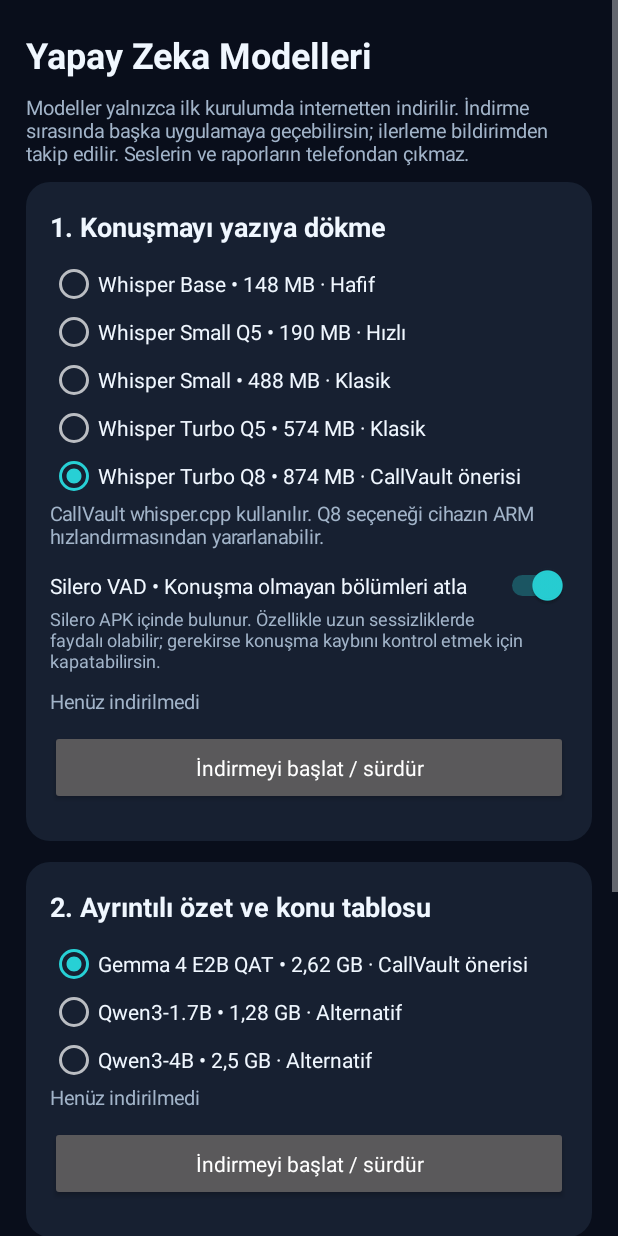
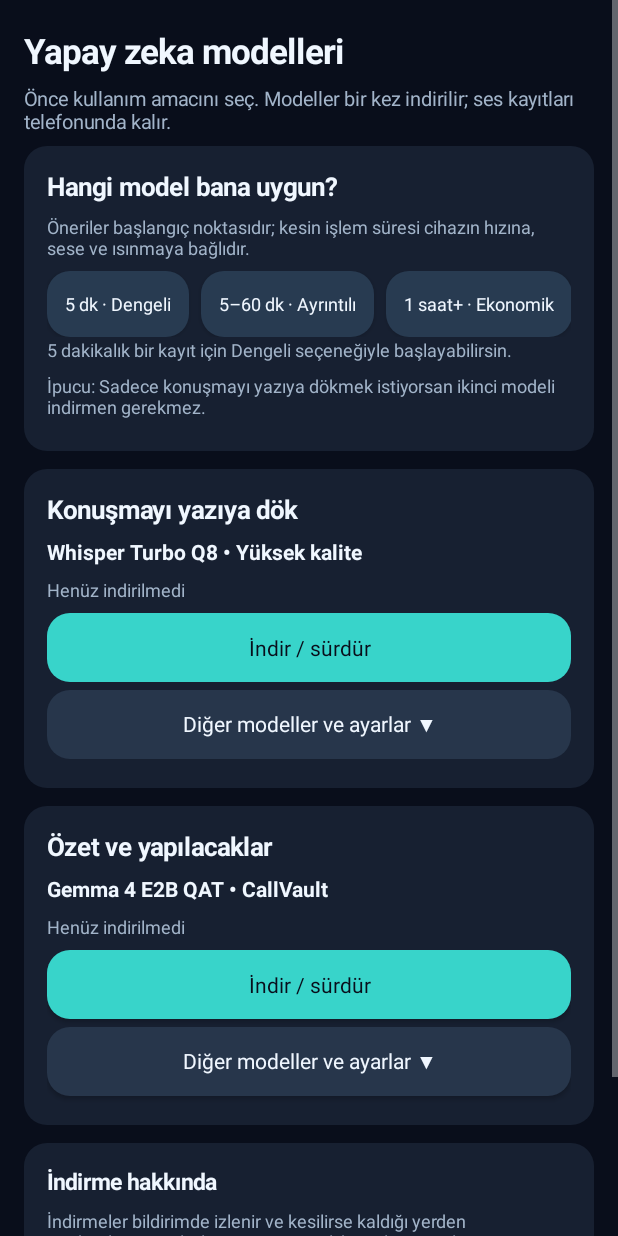
Before and after one commit to numandegirmenci/gunizi-android, an Android app: the ModelSettingsActivity screen opened directly, with no data from a screen before it, on a phone screen of 412 x 824 dp. Run offline under Robolectric (Android 15) with nearby library versions, the phone set to English and light mode, and no system bars; network calls fail.

Commit message:
Redesign AI model settings around duration presets and compact advanced selection

```diff
--- a/app/src/main/java/com/gunizi/app/ModelSettingsActivity.java
+++ b/app/src/main/java/com/gunizi/app/ModelSettingsActivity.java
@@ -5,163 +5,221 @@ import android.content.*;
 import android.graphics.Typeface;
 import android.graphics.drawable.GradientDrawable;
 import android.os.*;
-import android.view.View;
+import android.view.*;
 import android.widget.*;
 import androidx.work.*;
 import java.io.File;
 import java.util.List;
 
-/** Single, explicit place to select and download offline AI models. */
+/** Compact, task-first offline AI model selection. Downloads remain explicit. */
 public final class ModelSettingsActivity extends Activity {
     private static final int BG=0xff090e1b,PANEL=0xff172031,WHITE=0xfff0f7ff,
         MUTED=0xffa2b4c9,CYAN=0xff38d4ca;
     private final Handler handler=new Handler(Looper.getMainLooper());
     private final Runnable heartbeat=new Runnable(){
-        @Override public void run(){refresh();handler.postDelayed(this,2500);}
+        @Override public void run(){refresh();handler.postDelayed(this,3500);}
     };
-    private TextView whisperStatus,qwenStatus;
+    private TextView whisperStatus,qwenStatus,selectedSpeech,selectedSummary,presetHint;
     private Button whisperButton,qwenButton;
+    private RadioGroup speechChoices,summaryChoices;
     private AnalysisPreferences analysis;
     private Prefs preferences;
     private int dp(int v){return Math.round(v*getResources().getDisplayMetrics().density);}
-    private GradientDrawable panel(){
-        GradientDrawable d=new GradientDrawable();d.setColor(PANEL);d.setCornerRadius(dp(16));return d;
+    private GradientDrawable shape(int color){
+        GradientDrawable d=new GradientDrawable();d.setColor(color);d.setCornerRadius(dp(15));return d;
     }
-    private TextView text(LinearLayout root,String title,int size,boolean bold){
-        TextView t=new TextView(this);t.setText(title);t.setTextColor(bold?WHITE:MUTED);
-        t.setTextSize(size);if(bold)t.setTypeface(Typeface.DEFAULT,Typeface.BOLD);
-        LinearLayout.LayoutParams params=new LinearLayout.LayoutParams(-1,-2);
-        params.bottomMargin=dp(10);root.addView(t,params);return t;
+    private TextView text(LinearLayout root,String value,int size,boolean strong){
+        TextView t=new TextView(this);t.setText(value);t.setTextSize(size);
+        t.setTextColor(strong?WHITE:MUTED);
+        if(strong)t.setTypeface(Typeface.DEFAULT,Typeface.BOLD);
+        LinearLayout.LayoutParams p=new LinearLayout.LayoutParams(-1,-2);
+        p.bottomMargin=dp(7);root.addView(t,p);return t;
     }
-    private LinearLayout card(LinearLayout root){
+    private LinearLayout card(LinearLayout parent){
         LinearLayout c=new LinearLayout(this);c.setOrientation(LinearLayout.VERTICAL);
-        c.setBackground(panel());c.setPadding(dp(16),dp(17),dp(16),dp(16));
-        LinearLayout.LayoutParams p=new LinearLayout.LayoutParams(-1,-2);p.bottomMargin=dp(14);
-        root.addView(c,p);return c;
+        c.setPadding(dp(15),dp(15),dp(15),dp(14));c.setBackground(shape(PANEL));
+        LinearLayout.LayoutParams p=new LinearLayout.LayoutParams(-1,-2);
+        p.bottomMargin=dp(12);parent.addView(c,p);return c;
     }
-    private Button button(LinearLayout root,String label){
-        Button b=new Button(this);b.setText(label);b.setAllCaps(false);
-        LinearLayout.LayoutParams p=new LinearLayout.LayoutParams(-1,dp(50));
-        p.bottomMargin=dp(8);root.addView(b,p);return b;
+    private Button button(LinearLayout root,String title,boolean primary){
+        Button b=new Button(this);b.setText(title);b.setAllCaps(false);b.setTextSize(14);
+        b.setTextColor(primary?BG:WHITE);b.setBackground(shape(primary?CYAN:0xff27364b));
+        LinearLayout.LayoutParams p=new LinearLayout.LayoutParams(-1,dp(46));
+        p.bottomMargin=dp(5);root.addView(b,p);return b;
+    }
+    private Button chip(LinearLayout root,String title){
+        Button b=new Button(this);b.setText(title);b.setAllCaps(false);
+        b.setTextSize(12);b.setTextColor(WHITE);b.setBackground(shape(0xff283b51));
+        LinearLayout.LayoutParams p=new LinearLayout.LayoutParams(-2,dp(44));
+        p.rightMargin=dp(8);root.addView(b,p);return b;
+    }
+    private RadioButton option(RadioGroup group,String title){
+        RadioButton b=new RadioButton(this);b.setId(View.generateViewId());
+        b.setText(title);b.setTextColor(WHITE);b.setTextSize(14);
+        b.setPadding(0,dp(3),0,dp(3));group.addView(b);return b;
+    }
+    private void toggle(LinearLayout panel,Button trigger){
+        boolean open=panel.getVisibility()!=View.VISIBLE;
+        panel.setVisibility(open?View.VISIBLE:View.GONE);
+        trigger.setText(open?"Diğer modelleri gizle ▲":"Diğer modeller ve ayarlar ▼");
+    }
+    private void select(String speech,String summary,String help){
+        analysis.speechModel(speech);preferences.aiModel(summary);
+        presetHint.setText(help);
+        updateChoiceChecks();
+        refresh();
     }
     @Override public void onCreate(Bundle state){
         super.onCreate(state);
         analysis=new AnalysisPreferences(this);preferences=new Prefs(this);
-        ScrollView scroll=new ScrollView(this);scroll.setBackgroundColor(BG);
-        LinearLayout root=new LinearLayout(this);root.setPadding(dp(17),dp(20),dp(17),dp(30));
-        root.setOrientation(LinearLayout.VERTICAL);scroll.addView(root);setContentView(scroll);
-        text(root,"Yapay Zeka Modelleri",24,true);
-        text(root,"Modeller yalnızca ilk kurulumda internetten indirilir. "
-            +"İndirme sırasında başka uygulamaya geçebilirsin; ilerleme bildirimden takip edilir. "
-            +"Seslerin ve raporların telefondan çıkmaz.",13,false);
+        ScrollView scroll=new ScrollView(this);scroll.setFillViewport(true);
+        scroll.setBackgroundColor(BG);
+        LinearLayout root=new LinearLayout(this);root.setOrientation(LinearLayout.VERTICAL);
+        root.setPadding(dp(16),dp(18),dp(16),dp(25));
+        scroll.addView(root);setContentView(scroll);
+
+        text(root,"Yapay zeka modelleri",23,true);
+        text(root,"Önce kullanım amacını seç. Modeller bir kez indirilir; ses kayıtları telefonunda kalır.",13,false);
+
+        LinearLayout adviser=card(root);
+        text(adviser,"Hangi model bana uygun?",17,true);
+        text(adviser,"Öneriler başlangıç noktasıdır; kesin işlem süresi cihazın hızına, sese ve ısınmaya bağlıdır.",12,false);
+        HorizontalScrollView horizontal=new HorizontalScrollView(this);
+        horizontal.setHorizontalScrollBarEnabled(false);
+        LinearLayout chips=new LinearLayout(this);chips.setOrientation(LinearLayout.HORIZONTAL);
+        horizontal.addView(chips);adviser.addView(horizontal);
+        presetHint=text(adviser,"5 dakikalık bir kayıt için Dengeli seçeneğiyle başlayabilirsin.",12,false);
+        Button quick=chip(chips,"5 dk · Dengeli");
+        quick.setOnClickListener(v->select(AiModelStore.WHISPER_Q5,AiModelStore.QWEN,
+            "Kısa kayıtlar için daha hafif indirme ve bellek kullanımı. Önce metni kontrol et."));
+        Button clear=chip(chips,"5–60 dk · Ayrıntılı");
+        clear.setOnClickListener(v->select(AiModelStore.WHISPER_TURBO_Q8,AiModelStore.GEMMA,
+            "Daha ayrıntılı döküm ve rapor denemek için. Büyük modeller daha fazla bellek ve zaman isteyebilir."));
+        Button longAudio=chip(chips,"1 saat+ · Ekonomik");
+        longAudio.setOnClickListener(v->select(AiModelStore.WHISPER_Q5,AiModelStore.QWEN,
+            "Uzun kayıtları parçalara bölerek, daha az yer kaplayan modellerle denemek için. Şarj önerilir."));
+        text(adviser,"İpucu: Sadece konuşmayı yazıya dökmek istiyorsan ikinci modeli indirmen gerekmez.",12,false);
+
         LinearLayout speech=card(root);
-        text(speech,"1. Konuşmayı yazıya dökme",18,true);
-        RadioGroup speechChoices=new RadioGroup(this);speechChoices.setOrientation(RadioGroup.VERTICAL);
-        RadioButton base=new RadioButton(this),small=new RadioButton(this),
-            compact=new RadioButton(this),turbo=new RadioButton(this),
-            turboQ8=new RadioButton(this);
-        base.setId(View.generateViewId());small.setId(View.generateViewId());
-        compact.setId(View.generateViewId());turbo.setId(View.generateViewId());
-        turboQ8.setId(View.generateViewId());
-        base.setText("Whisper Base • 148 MB · Hafif");
-        compact.setText("Whisper Small Q5 • 190 MB · Hızlı");
-        small.setText("Whisper Small • 488 MB · Klasik");
-        turbo.setText("Whisper Turbo Q5 • 574 MB · Klasik");
-        turboQ8.setText("Whisper Turbo Q8 • 874 MB · CallVault önerisi");
-        for(RadioButton item:new RadioButton[]{base,compact,small,turbo,turboQ8}){
-            item.setTextColor(WHITE);speechChoices.addView(item);
-        }
-        speech.addView(speechChoices);
-        String chosenSpeech=analysis.speechModel();
-        speechChoices.check(AiModelStore.WHISPER_TURBO_Q8.equals(chosenSpeech)?
-            turboQ8.getId():AiModelStore.WHISPER_TURBO.equals(chosenSpeech)?
-            turbo.getId():AiModelStore.WHISPER_Q5.equals(chosenSpeech)?
-            compact.getId():AiModelStore.WHISPER.equals(chosenSpeech)?
-            small.getId():base.getId());
-        speechChoices.setOnCheckedChangeListener((group,checked)->{
-            analysis.speechModel(checked==turboQ8.getId()?AiModelStore.WHISPER_TURBO_Q8:
-                checked==turbo.getId()?AiModelStore.WHISPER_TURBO:
-                checked==compact.getId()?AiModelStore.WHISPER_Q5:
-                checked==small.getId()?AiModelStore.WHISPER:AiModelStore.WHISPER_BASE);
+        text(speech,"Konuşmayı yazıya dök",17,true);
+        selectedSpeech=text(speech,"Seçilen konuşma modeli",14,true);
+        whisperStatus=text(speech,"Kontrol ediliyor…",12,false);
+        whisperButton=button(speech,"Modeli indir",true);
+        whisperButton.setOnClickListener(v->confirm(analysis.speechModel()));
+        Button speechMore=button(speech,"Diğer modeller ve ayarlar ▼",false);
+        LinearLayout speechAdvanced=new LinearLayout(this);
+        speechAdvanced.setOrientation(LinearLayout.VERTICAL);
+        speechAdvanced.setVisibility(View.GONE);speech.addView(speechAdvanced);
+        text(speechAdvanced,"Konuşma modeli seçimi",13,true);
+        speechChoices=new RadioGroup(this);speechChoices.setOrientation(RadioGroup.VERTICAL);
+        RadioButton base=option(speechChoices,"Base · 148 MB · Deneme / hafif");
+        RadioButton smallQ5=option(speechChoices,"Small Q5 · 190 MB · Dengeli");
+        RadioButton small=option(speechChoices,"Small · 488 MB · Klasik");
+        RadioButton turboQ5=option(speechChoices,"Turbo Q5 · 574 MB · Ayrıntılı");
+        RadioButton turboQ8=option(speechChoices,"Turbo Q8 · 874 MB · Ayrıntılı / yüksek bellek");
+        speechAdvanced.addView(speechChoices);
+        speechChoices.setOnCheckedChangeListener((group,id)->{
+            analysis.speechModel(id==turboQ8.getId()?AiModelStore.WHISPER_TURBO_Q8:
+                id==turboQ5.getId()?AiModelStore.WHISPER_TURBO:
+                id==smallQ5.getId()?AiModelStore.WHISPER_Q5:
+                id==small.getId()?AiModelStore.WHISPER:AiModelStore.WHISPER_BASE);
             refresh();
         });
-        text(speech,"CallVault whisper.cpp kullanılır. Q8 seçeneği cihazın ARM hızlandırmasından yararlanabilir.",13,false);
-        Switch vad=new Switch(this);
-        vad.setText("Silero VAD • Konuşma olmayan bölümleri atla");
-        vad.setTextColor(WHITE);
+        Switch vad=new Switch(this);vad.setText("Sessiz bölümleri otomatik atla");
+        vad.setTextColor(WHITE);vad.setTextSize(14);
         vad.setChecked(getSharedPreferences("gunizi",MODE_PRIVATE)
             .getBoolean("aiSileroVad",true));
-        vad.setOnCheckedChangeListener((v,checked)->
+        vad.setOnCheckedChangeListener((view,checked)->
             getSharedPreferences("gunizi",MODE_PRIVATE).edit()
                 .putBoolean("aiSileroVad",checked).apply());
-        speech.addView(vad);
-        text(speech,"Silero APK içinde bulunur. Özellikle uzun sessizliklerde faydalı olabilir; "+
-            "gerekirse konuşma kaybını kontrol etmek için kapatabilirsin.",12,false);
-        whisperStatus=text(speech,"Hazırlanıyor…",13,false);
-        whisperButton=button(speech,"Konuşma modelini indir");
-        whisperButton.setOnClickListener(v->confirm(analysis.speechModel()));
-        LinearLayout language=card(root);
-        text(language,"2. Ayrıntılı özet ve konu tablosu",18,true);
-        RadioGroup choices=new RadioGroup(this);choices.setOrientation(RadioGroup.VERTICAL);
-        RadioButton compactSummary=new RadioButton(this),
-            strong=new RadioButton(this),gemma=new RadioButton(this);
-        compactSummary.setId(View.generateViewId());
-        strong.setId(View.generateViewId());gemma.setId(View.generateViewId());
-        gemma.setText("Gemma 4 E2B QAT • 2,62 GB · CallVault önerisi");
-        compactSummary.setText("Qwen3-1.7B • 1,28 GB · Alternatif");
-        strong.setText("Qwen3-4B • 2,5 GB · Alternatif");
-        for(RadioButton item:new RadioButton[]{gemma,compactSummary,strong}){
-            item.setTextColor(WHITE);choices.addView(item);
-        }
-        language.addView(choices);
-        choices.check(AiModelStore.QWEN4.equals(preferences.aiModel())?
-            strong.getId():AiModelStore.QWEN.equals(preferences.aiModel())?
-            compactSummary.getId():gemma.getId());
-        choices.setOnCheckedChangeListener((group,checked)->{
-            preferences.aiModel(checked==strong.getId()?AiModelStore.QWEN4:
-                checked==compactSummary.getId()?AiModelStore.QWEN:AiModelStore.GEMMA);
+        speechAdvanced.addView(vad);
+        text(speechAdvanced,"Uzun sessizliklerde yardımcı olabilir. Konuşma atlandığını düşünürsen kapatıp yeniden dene.",12,false);
+        speechMore.setOnClickListener(v->toggle(speechAdvanced,speechMore));
+
+        LinearLayout summary=card(root);
+        text(summary,"Özet ve yapılacaklar",17,true);
+        selectedSummary=text(summary,"Seçilen özet modeli",14,true);
+        qwenStatus=text(summary,"Kontrol ediliyor…",12,false);
+        qwenButton=button(summary,"Modeli indir",true);
+        qwenButton.setOnClickListener(v->confirm(preferences.aiModel()));
+        Button summaryMore=button(summary,"Diğer modeller ve ayarlar ▼",false);
+        LinearLayout summaryAdvanced=new LinearLayout(this);
+        summaryAdvanced.setOrientation(LinearLayout.VERTICAL);
+        summaryAdvanced.setVisibility(View.GONE);summary.addView(summaryAdvanced);
+        text(summaryAdvanced,"Özet modeli seçimi",13,true);
+        summaryChoices=new RadioGroup(this);summaryChoices.setOrientation(RadioGroup.VERTICAL);
+        RadioButton qwen=option(summaryChoices,"Qwen3 1.7B · 1,28 GB · Hafif");
+        RadioButton gemma=option(summaryChoices,"Gemma 4 E2B · 2,62 GB · Ayrıntılı");
+        RadioButton qwen4=option(summaryChoices,"Qwen3 4B · 2,5 GB · Alternatif");
+        summaryAdvanced.addView(summaryChoices);
+        summaryChoices.setOnCheckedChangeListener((group,id)->{
+            preferences.aiModel(id==qwen4.getId()?AiModelStore.QWEN4:
+                id==qwen.getId()?AiModelStore.QWEN:AiModelStore.GEMMA);
             refresh();
         });
-        qwenStatus=text(language,"Hazırlanıyor…",13,false);
-        qwenButton=button(language,"Özet modelini indir");
-        qwenButton.setOnClickListener(v->confirm(preferences.aiModel()));
-        LinearLayout help=card(root);
-        text(help,"İndirme ve pil",17,true);
-        text(help,"• İndirilen kısmı kaybolmaz: bağlantı kesilirse devam etmeyi dener.\n"
-            +"• Büyük indirmelerde yeterli boş alan ve mümkünse Wi-Fi kullan.\n"
-            +"• İndirme, konuşma çözümleme veya günlük rapor oluşturma işlemi değildir.\n"
-            +"• İndirme sırasında bildirimleri kapatma; Android kısıtlamaları işleri geciktirebilir.",13,false);
-        Button refresh=button(help,"İndirme durumunu yenile");
-        refresh.setOnClickListener(v->refresh());
+        summaryMore.setOnClickListener(v->toggle(summaryAdvanced,summaryMore));
+
+        LinearLayout foot=card(root);
+        text(foot,"İndirme hakkında",15,true);
+        text(foot,"İndirmeler bildirimde izlenir ve kesilirse kaldığı yerden sürdürülmeye çalışılır. Wi-Fi ve yeterli boş alan önerilir.",12,false);
+        button(foot,"Durumu yenile",false).setOnClickListener(v->refresh());
+        // Restore selections after wiring listeners. Neither preset nor screen opening starts a download.
+        String s=analysis.speechModel(),m=preferences.aiModel();
+        speechChoices.check(AiModelStore.WHISPER_TURBO_Q8.equals(s)?turboQ8.getId():
+            AiModelStore.WHISPER_TURBO.equals(s)?turboQ5.getId():
+            AiModelStore.WHISPER_Q5.equals(s)?smallQ5.getId():
+            AiModelStore.WHISPER.equals(s)?small.getId():base.getId());
+        summaryChoices.check(AiModelStore.QWEN4.equals(m)?qwen4.getId():
+            AiModelStore.QWEN.equals(m)?qwen.getId():gemma.getId());
         refresh();
+    }
+    private void updateChoiceChecks(){
+        // Presets update the stored choices; recreate checked state without navigation.
+        if(speechChoices!=null){
+            String s=analysis.speechModel();
+            for(int i=0;i<speechChoices.getChildCount();i++){
+                RadioButton b=(RadioButton)speechChoices.getChildAt(i);
+                String name=b.getText().toString();
+                if((AiModelStore.WHISPER_Q5.equals(s)&&name.startsWith("Small Q5"))||
+                   (AiModelStore.WHISPER_TURBO_Q8.equals(s)&&name.startsWith("Turbo Q8")))
+                    speechChoices.check(b.getId());
+            }
+        }
+        if(summaryChoices!=null){
+            String s=preferences.aiModel();
+            for(int i=0;i<summaryChoices.getChildCount();i++){
+                RadioButton b=(RadioButton)summaryChoices.getChildAt(i);
+                if((AiModelStore.QWEN.equals(s)&&b.getText().toString().startsWith("Qwen3 1.7"))||
+                   (AiModelStore.GEMMA.equals(s)&&b.getText().toString().startsWith("Gemma")))
+                    summaryChoices.check(b.getId());
+            }
+        }
     }
     private void confirm(String model){
         if(AiModelStore.ready(this,model))return;
-        String label=AiModelStore.label(model);
-        new AlertDialog.Builder(this).setTitle(label+" indirilsin mi?")
-            .setMessage("İndirme bildirimde ilerleyecek ve uygulamadan çıkınca devam etmeyi "+
-                "deneyecek. Bağlantı koparsa kalan kısmı tekrar indirmeden sürdürmeyi dener.")
+        new AlertDialog.Builder(this).setTitle(AiModelStore.label(model)+" indirilsin mi?")
+            .setMessage("Model yalnızca cihazına indirilir. İndirme bildirimden izlenebilir; ses veya notların yüklenmez.")
             .setNegativeButton("Vazgeç",null)
             .setPositiveButton("İndir",(d,w)->{
-                AiModelDownloadWorker.enqueue(this,model);
-                refresh();
+                AiModelDownloadWorker.enqueue(this,model);refresh();
             }).show();
     }
     private void refresh(){
+        if(selectedSpeech!=null)selectedSpeech.setText(AiModelStore.label(analysis.speechModel()));
+        if(selectedSummary!=null)selectedSummary.setText(AiModelStore.label(preferences.aiModel()));
         showModel(analysis.speechModel(),whisperStatus,whisperButton);
         showModel(preferences.aiModel(),qwenStatus,qwenButton);
     }
     private void showModel(String model,TextView state,Button button){
         if(state==null||button==null)return;
         if(AiModelStore.ready(this,model)){
-            state.setText("Model hazır ✓ • Çevrimdışı kullanılabilir");
-            button.setText("Model zaten kurulu");button.setEnabled(false);return;
+            state.setText("Hazır ✓ • İnternetsiz kullanılabilir");
+            button.setText("Kurulu ✓");button.setEnabled(false);return;
         }
-        button.setEnabled(true);button.setText("İndirmeyi başlat / sürdür");
+        button.setEnabled(true);button.setText("İndir / sürdür");
         File target=AiModelStore.file(this,model);
         File part=new File(target.getAbsolutePath()+".part");
-        if(part.exists())state.setText("İndirilen: "+(part.length()/1048576)+" MB • Devam edilebilir");
-        else state.setText("Henüz indirilmedi");
+        state.setText(part.exists()?"İndirilen "+(part.length()/1048576)+" MB · Devam edilebilir":"Henüz indirilmedi");
         new Thread(()->{
             try{
                 List<WorkInfo> work=WorkManager.getInstance(this)
@@ -173,21 +231,19 @@ public final class ModelSettingsActivity extends Activity {
                 runOnUiThread(()->{
                     if(isFinishing()||isDestroyed())return;
                     if(!model.equals(analysis.speechModel())&&!model.equals(preferences.aiModel()))return;
-                    if(info.getState()==WorkInfo.State.RUNNING||
-                        info.getState()==WorkInfo.State.ENQUEUED){
-                        state.setText((stage==null?"İndirme sırada":stage)+
-                            (pct>0?" • %"+pct:""));
-                        button.setText("İndirme sürüyor");button.setEnabled(false);
+                    if(info.getState()==WorkInfo.State.RUNNING||info.getState()==WorkInfo.State.ENQUEUED){
+                        state.setText((stage==null?"İndirme sırası bekleniyor":stage)+(pct>0?" · %"+pct:""));
+                        button.setText("İndiriliyor…");button.setEnabled(false);
                     }else if(info.getState()==WorkInfo.State.FAILED){
-                        state.setText("İndirme başarısız. Tekrar deneyebilirsin.");
+                        state.setText("İndirme tamamlanamadı. Yeniden deneyebilirsin.");
                         button.setEnabled(true);
                     }else if(info.getState()==WorkInfo.State.SUCCEEDED&&AiModelStore.ready(this,model)){
-                        state.setText("Model hazır ✓");button.setEnabled(false);
+                        state.setText("Hazır ✓");button.setEnabled(false);
                     }
                 });
             }catch(Exception ignored){}
-        },"GunIzi-ModelUI").start();
+        },"GunIzi-ModelStatus").start();
     }
-    @Override protected void onResume(){super.onResume();handler.post(heartbeat);}
+    @Override protected void onResume(){super.onResume();handler.removeCallbacks(heartbeat);handler.post(heartbeat);}
     @Override protected void onPause(){handler.removeCallbacks(heartbeat);super.onPause();}
 }
```
